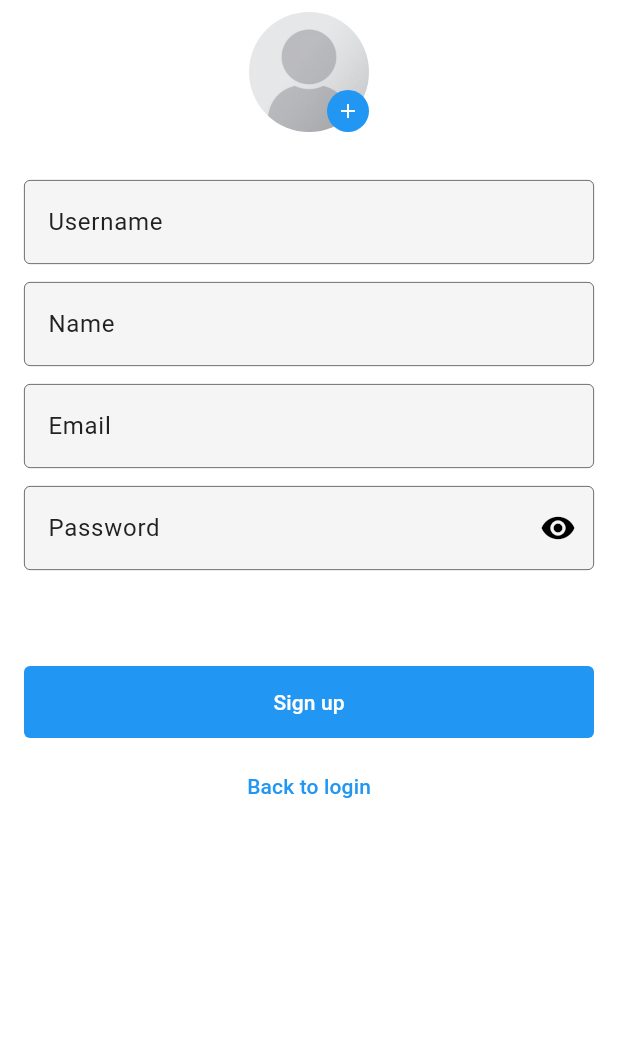
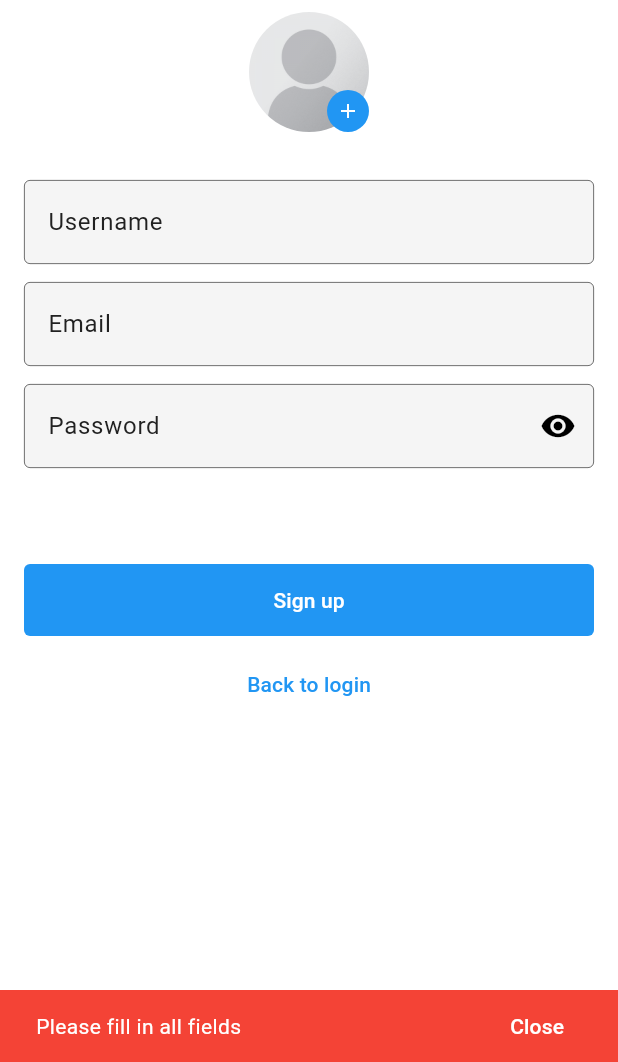
Before and after one commit to py10a/instagram_clone_flutter, a Flutter app: the SignUpScreen screen opened directly, after a tap on "Sign up", on a phone screen of 412 x 824 dp, the part 174-1236 px from its top. Run offline on Flutter 3.47's test engine with Material 3 defaults, Android fonts, the phone set to English and light mode, and no system bars; our stand-ins replace cloud_firestore, firebase_auth, firebase_core, firebase_storage, flutter_svg, image_picker; accounts and stored records are empty; generated files the repository leaves out were written again.

Commit message:
Cleanup.
Signed-off-by: Andriy Pylo <py10.dev@gmail.com>

```diff
--- a/lib/repository/auth/firebase_auth_methods.dart
+++ b/lib/repository/auth/firebase_auth_methods.dart
@@ -11,26 +11,34 @@ class FirebaseAuthMethods implements AuthMethods {
   final FirebaseFirestore _firestore = FirebaseFirestore.instance;
 
   @override
-  Future signInWithEmailAndPassword({
+  Future<String> signInWithEmailAndPassword({
     required String email,
     required String password,
   }) async {
     try {
-      if (email.isNotEmpty || password.isNotEmpty) {
-        return await _auth.signInWithEmailAndPassword(
+      bool validated = email.isNotEmpty && password.isNotEmpty;
+      if (validated) {
+        await _auth.signInWithEmailAndPassword(
           email: email,
           password: password,
         );
+        return 'success';
       } else {
-        throw Exception('Please fill in all fields');
+        return 'Please fill in all fields';
       }
-    } catch (e) {
-      throw Exception('An error occurred: $e');
+    } on FirebaseAuthException catch (e) {
+      switch (e.code) {
+        case 'user-not-found':
+          return 'User not found';
+        case 'wrong-password':
+          return 'Wrong password';
+      }
     }
+    return 'none';
   }
 
   @override
-  Future signUpWithEmailAndPassword({
+  Future<String> signUpWithEmailAndPassword({
     required String email,
     required String username,
     required String password,
@@ -46,8 +54,8 @@ class FirebaseAuthMethods implements AuthMethods {
           email: email,
           password: password,
         );
-        Future<String> imageUrl = FirebaseStorageMethods().uploadFile(
-          path: 'images/avatars/${credentials.user!.uid}}',
+        String imageUrl = await FirebaseStorageMethods().uploadFile(
+          path: 'images/avatars/${credentials.user!.uid}',
           file: image,
         );
         await _firestore.collection('users').doc(credentials.user!.uid).set({
@@ -58,12 +66,19 @@ class FirebaseAuthMethods implements AuthMethods {
           'followers': [],
           'following': [],
         });
+        return 'success';
       } else {
-        throw Exception('Please fill in all fields');
+        return ('Please fill in all fields');
       }
-    } catch (e) {
-      throw Exception('An error occurred: $e');
+    } on FirebaseAuthException catch (e) {
+      switch (e.code) {
+        case 'email-already-in-use':
+          return 'Email already in use';
+        case 'weak-password':
+          return 'Password is too weak';
+      }
     }
+    return 'none';
   }
 
   @override
--- a/lib/repository/storage/firebase_storage_methods.dart
+++ b/lib/repository/storage/firebase_storage_methods.dart
@@ -11,10 +11,10 @@ class FirebaseStorageMethods implements StorageMethods {
     required String path,
     required Uint8List file,
   }) async {
-    Reference ref = _storage.ref(path);
+    Reference ref = _storage.ref().child(path);
     UploadTask uploadTask = ref.putData(file);
     TaskSnapshot taskSnapshot = await uploadTask;
-    return taskSnapshot.ref.getDownloadURL();
+    return await taskSnapshot.ref.getDownloadURL();
   }
 
   @override
--- a/lib/screens/sign_up_screen.dart
+++ b/lib/screens/sign_up_screen.dart
@@ -18,16 +18,15 @@ class SignUpScreen extends StatefulWidget {
 
 class _SignUpScreenState extends State<SignUpScreen> {
   final TextEditingController _usernameController = TextEditingController();
-  final TextEditingController _nameController = TextEditingController();
   final TextEditingController _emailController = TextEditingController();
   final TextEditingController _passwordController = TextEditingController();
   Uint8List? _avatarImage;
+  bool _isSigningUp = false;
 
   @override
   void dispose() {
     super.dispose();
     _usernameController.dispose();
-    _nameController.dispose();
     _emailController.dispose();
     _passwordController.dispose();
   }
@@ -39,16 +38,42 @@ class _SignUpScreenState extends State<SignUpScreen> {
     });
   }
 
+  void signUp() async {
+    setState(() {
+      _isSigningUp = true;
+    });
+    String response = await FirebaseAuthMethods().signUpWithEmailAndPassword(
+      email: _emailController.text,
+      username: _usernameController.text,
+      password: _passwordController.text,
+      image: _avatarImage ?? Uint8List(0),
+    );
+    if (mounted) {
+      showSnackBar(
+        context: context,
+        text: response,
+        isError: response != 'success',
+      );
+    }
+    FocusManager.instance.primaryFocus?.unfocus();
+    setState(() {
+      _isSigningUp = false;
+    });
+  }
+
   @override
   Widget build(BuildContext context) {
     Brightness brightness = MediaQuery.of(context).platformBrightness;
     final Color color =
         brightness == Brightness.dark ? Colors.white : Colors.black;
     // Logo
-    SvgPicture logo = SvgPicture.asset(
-      'assets/images/instagram_logo.svg',
-      color: color,
-      width: 100,
+    Widget logo = Hero(
+      tag: 'logo',
+      child: SvgPicture.asset(
+        'assets/images/instagram_logo.svg',
+        color: color,
+        width: 100,
+      ),
     );
     // Avatar
     Widget avatar = InkWell(
@@ -87,9 +112,6 @@ class _SignUpScreenState extends State<SignUpScreen> {
       controller: _usernameController,
       isUsername: true,
     );
-    Widget nameTextInput = NameTextFieldInput(
-      controller: _nameController,
-    );
     Widget emailTextInput = EmailTextFieldInput(
       controller: _emailController,
     );
@@ -104,16 +126,13 @@ class _SignUpScreenState extends State<SignUpScreen> {
           borderRadius: BorderRadius.circular(4),
         ),
       ),
-      onPressed: () {
-        FirebaseAuthMethods().signUpWithEmailAndPassword(
-          email: _emailController.text,
-          username: _usernameController.text,
-          password: _passwordController.text,
-          image: _avatarImage!, // TODO: Add default image
-        );
-        FocusManager.instance.primaryFocus?.unfocus();
-      },
-      child: const Text('Sign up'),
+      onPressed: signUp,
+      child: _isSigningUp
+          ? CircularProgressIndicator(
+              strokeWidth: 2,
+              color: Theme.of(context).colorScheme.onPrimary,
+            )
+          : const Text('Sign up'),
     );
     ButtonStyleButton loginButton = TextButton(
       style: FilledButton.styleFrom(
@@ -149,8 +168,6 @@ class _SignUpScreenState extends State<SignUpScreen> {
                 const SizedBox(height: 32),
                 usernameTextInput,
                 const SizedBox(height: 12),
-                nameTextInput,
-                const SizedBox(height: 12),
                 emailTextInput,
                 const SizedBox(height: 12),
                 passwordTextInput,
--- a/lib/utils/utils.dart
+++ b/lib/utils/utils.dart
@@ -1,5 +1,6 @@
 import 'dart:typed_data';
 
+import 'package:flutter/material.dart';
 import 'package:image_picker/image_picker.dart';
 
 Future<Uint8List> pickImage(ImageSource source) async {
@@ -12,3 +13,23 @@ Future<Uint8List> pickImage(ImageSource source) async {
     throw Exception('No image selected');
   }
 }
+
+void showSnackBar({
+  required BuildContext context,
+  required String text,
+  required bool isError,
+}) {
+  ScaffoldMessenger.of(context).hideCurrentSnackBar();
+  ScaffoldMessenger.of(context).showSnackBar(
+    SnackBar(
+      action: SnackBarAction(
+        label: 'Close',
+        onPressed: () {
+          ScaffoldMessenger.of(context).hideCurrentSnackBar();
+        },
+      ),
+      content: Text(text),
+      backgroundColor: isError ? Colors.red : Colors.green,
+    ),
+  );
+}
```
Also changed, not shown: lib/screens/login_screen.dart (+7 -4 lines).
